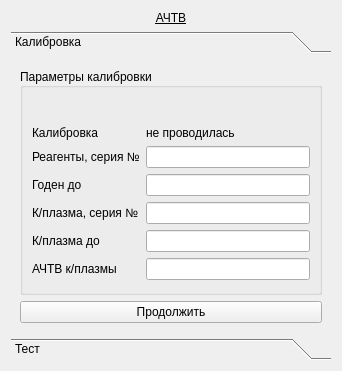
The window that choisedialog/ko2.ui (krang4d/Agrekola) describes before a commit, drawn with Qt 5.
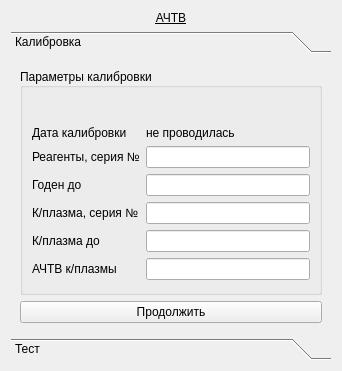
The same window after the commit. The open tabs and pages were chosen to show the change. Custom widgets are drawn as their Qt base class.

The edit to the form file:
```diff
--- a/choisedialog/ko2.ui
+++ b/choisedialog/ko2.ui
@@ -69,7 +69,7 @@
             <item row="0" column="0">
              <widget class="QLabel" name="label_6">
               <property name="text">
-               <string>Калибровка</string>
+               <string>Дата калибровки</string>
               </property>
              </widget>
             </item>
```
Left out of the diff: 2 changed lines with no effect on the pictures.
